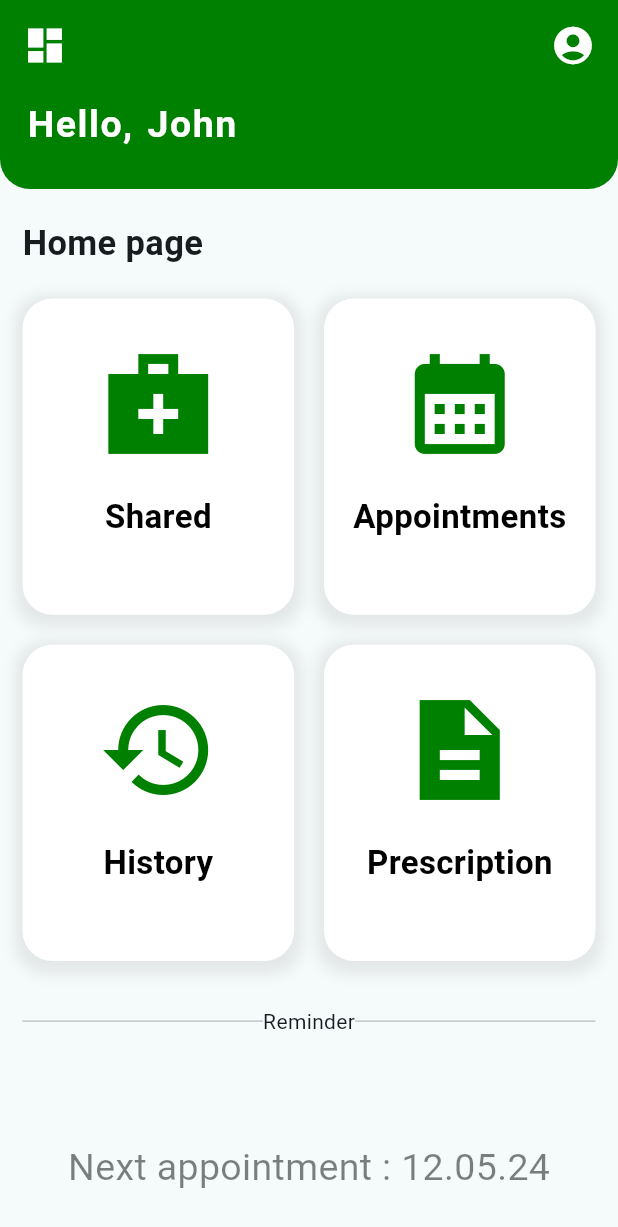
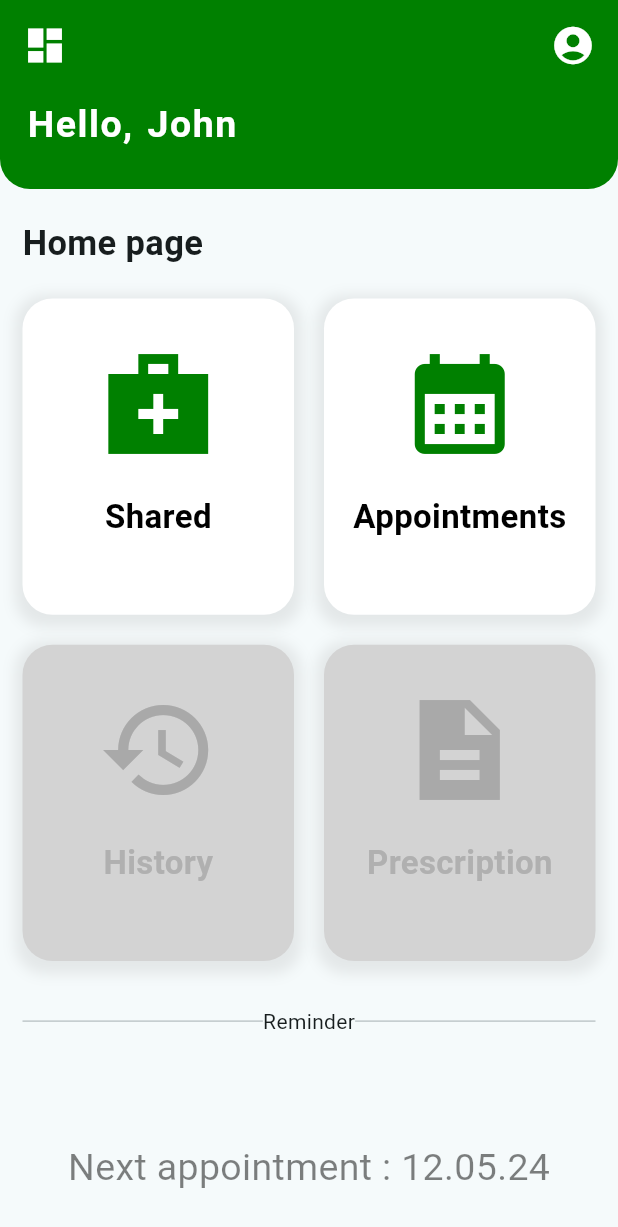
Before and after one commit to Tonydecarvalho/HealthSyncyCare, a Flutter app: the screen it shows after launch, on a phone screen of 412 x 824 dp. Shown: the top 1227 px of the screen. Run offline on Flutter 3.47's test engine with Material 3 defaults, Android fonts, the phone set to English and light mode, and no system bars; our stand-ins replace cloud_firestore, firebase_core, table_calendar; accounts and stored records are empty.

Commit message:
applications not yet deployed are greyed out

```diff
--- a/lib/screens/home_screen.dart
+++ b/lib/screens/home_screen.dart
@@ -22,12 +22,12 @@ class MyHomePage extends StatelessWidget {
     ),
     const Icon(
       Icons.history,
-      color: Color(0xFF008000),
+      color: Color(0xFFA9A9A9),
       size: 80
     ),
     const Icon(
       Icons.description_sharp,
-      color: Color(0xFF008000),
+      color: Color(0xFFA9A9A9),
       size: 80
     ),
   ];
@@ -104,6 +104,8 @@ class MyHomePage extends StatelessWidget {
                         mainAxisSpacing: 20,
                         crossAxisSpacing: 20),
                     itemBuilder: (context, index) {
+                      // Vérifiez si l'index est pour "History" ou "Prescription" pour les désactiver
+                    bool isDisabled = index == 2 || index == 3;
                       return InkWell(
                           onTap: () {
                             switch (index) {
@@ -130,7 +132,7 @@ class MyHomePage extends StatelessWidget {
                                 vertical: 20, horizontal: 10),
                             decoration: BoxDecoration(
                                 borderRadius: BorderRadius.circular(20),
-                                color: const Color(0xFFFFFFFF),
+                                color: isDisabled ? Color(0xFFD3D3D3) : Color(0xFFFFFFFF),
                                 boxShadow: [
                                   BoxShadow(
                                       color: const Color(0x339E9E9E),
@@ -146,10 +148,10 @@ class MyHomePage extends StatelessWidget {
                                 const SizedBox(height: 10),
                                 Text(
                                   categoriesNames[index],
-                                  style: const TextStyle(
+                                  style: TextStyle(
                                       fontSize: 22,
                                       fontWeight: FontWeight.w600,
-                                      color: Color(0xFF000000)
+                                      color: isDisabled ? Color(0xFFB0B0B0) : Color(0xFF000000), // Texte grisé
                                   ),
                                 ),
                               ],
```
Also changed, not shown: 1 other file.
